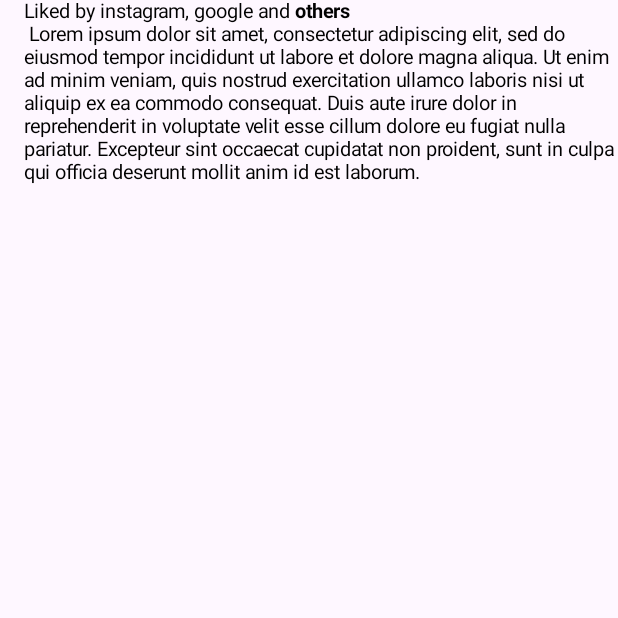
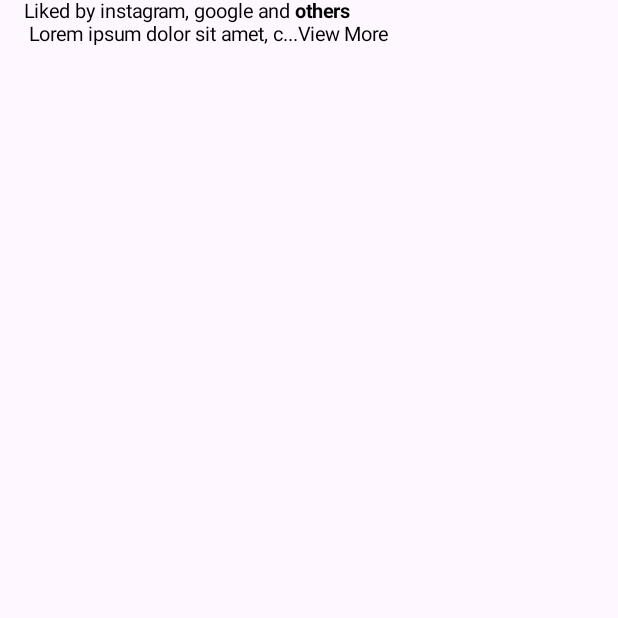
Before and after one commit to shubhambhama/jetpack-compose-insta-clone, an Android app built with Jetpack Compose: the composable PostLikeCaptionDetails called with empty values, on a phone screen of 412 x 824 dp, the top half of it. Run offline under Robolectric (Android 15) with nearby library versions, the phone set to English and light mode, and no system bars; our stand-ins replace accompanist; pictures from the network do not load.

Commit message:
[Add] Caption expandable with animation

```diff
--- a/app/src/main/java/com/example/jetpackcomposeinstagramclone/dashboard/submodule/HomeScreen.kt
+++ b/app/src/main/java/com/example/jetpackcomposeinstagramclone/dashboard/submodule/HomeScreen.kt
@@ -42,6 +42,7 @@ import com.example.jetpackcomposeinstagramclone.model.HighlightsListHolderData
 import com.example.jetpackcomposeinstagramclone.model.PostListHolderData
 import com.example.jetpackcomposeinstagramclone.ui.theme.backgroundColor
 import com.example.jetpackcomposeinstagramclone.ui.theme.textIconsTint
+import com.example.jetpackcomposeinstagramclone.util.ExpandableText
 import com.example.jetpackcomposeinstagramclone.util.HighlightSection
 import com.example.jetpackcomposeinstagramclone.util.RoundImage
 
@@ -246,11 +247,13 @@ fun PostLikeCaptionDetails(modifier: Modifier = Modifier, userName: String) {
             pop()
         }, fontSize = 13.sp, color = textIconsTint())
 
-        Text(text = buildAnnotatedString {
-            pushStyle(boldStyle)
-            append(userName)
-            pop()
-            append(" Lorem ipsum dolor sit amet, consectetur adipiscing elit, sed do eiusmod tempor incididunt ut labore et dolore magna aliqua. Ut enim ad minim veniam, quis nostrud exercitation ullamco laboris nisi ut aliquip ex ea commodo consequat. Duis aute irure dolor in reprehenderit in voluptate velit esse cillum dolore eu fugiat nulla pariatur. Excepteur sint occaecat cupidatat non proident, sunt in culpa qui officia deserunt mollit anim id est laborum.")
-        }, fontSize = 13.sp, color = textIconsTint())
+        ExpandableText(
+            text = " Lorem ipsum dolor sit amet, consectetur adipiscing elit, sed do " +
+                    "eiusmod tempor incididunt ut labore et dolore magna aliqua. Ut enim ad minim " +
+                    "veniam, quis nostrud exercitation ullamco laboris nisi ut aliquip ex ea commodo consequat. " +
+                    "Duis aute irure dolor in reprehenderit in voluptate velit esse cillum dolore eu fugiat nulla " +
+                    "pariatur. Excepteur sint occaecat cupidatat non proident, sunt in culpa qui officia deserunt " +
+                    "mollit anim id est laborum.", maxLines = 1, userName = userName
+        )
     }
 }
--- a/app/src/main/java/com/example/jetpackcomposeinstagramclone/util/UiUtil.kt
+++ b/app/src/main/java/com/example/jetpackcomposeinstagramclone/util/UiUtil.kt
@@ -1,5 +1,6 @@
 package com.example.jetpackcomposeinstagramclone.util
 
+import androidx.compose.animation.animateContentSize
 import androidx.compose.foundation.Image
 import androidx.compose.foundation.background
 import androidx.compose.foundation.border
@@ -13,9 +14,10 @@ import androidx.compose.foundation.layout.size
 import androidx.compose.foundation.layout.wrapContentSize
 import androidx.compose.foundation.lazy.LazyRow
 import androidx.compose.foundation.shape.CircleShape
-import androidx.compose.material3.Icon
+import androidx.compose.foundation.text.ClickableText
 import androidx.compose.material3.Text
 import androidx.compose.runtime.Composable
+import androidx.compose.runtime.mutableStateOf
 import androidx.compose.runtime.remember
 import androidx.compose.ui.Alignment
 import androidx.compose.ui.Modifier
@@ -24,14 +26,20 @@ import androidx.compose.ui.geometry.Size
 import androidx.compose.ui.graphics.Color
 import androidx.compose.ui.graphics.drawscope.DrawScope
 import androidx.compose.ui.graphics.painter.Painter
+import androidx.compose.ui.layout.Layout
 import androidx.compose.ui.res.painterResource
+import androidx.compose.ui.text.SpanStyle
+import androidx.compose.ui.text.TextStyle
+import androidx.compose.ui.text.buildAnnotatedString
+import androidx.compose.ui.text.font.FontWeight
 import androidx.compose.ui.text.style.TextAlign
+import androidx.compose.ui.text.style.TextDecoration
 import androidx.compose.ui.text.style.TextOverflow
+import androidx.compose.ui.text.withStyle
 import androidx.compose.ui.unit.dp
 import androidx.compose.ui.unit.sp
 import com.example.jetpackcomposeinstagramclone.R
 import com.example.jetpackcomposeinstagramclone.model.HighlightsListHolderData
-import com.example.jetpackcomposeinstagramclone.ui.theme.Blue300
 import com.example.jetpackcomposeinstagramclone.ui.theme.textIconsTint
 import kotlin.random.Random
 
@@ -79,10 +87,13 @@ fun RoundImage(image: Painter, modifier: Modifier = Modifier, isAddHighlight: Bo
             Image(
                 painter = painterResource(id = R.drawable.ic_add),
                 contentDescription = "Add Highlight",
-                modifier = Modifier.padding(
-                    start = 68.dp / 2 + 62.dp / 4,
-                    top = 68.dp / 2 + 62.dp / 4
-                ).clip(CircleShape).background(Color.White),
+                modifier = Modifier
+                    .padding(
+                        start = 68.dp / 2 + 62.dp / 4,
+                        top = 68.dp / 2 + 62.dp / 4
+                    )
+                    .clip(CircleShape)
+                    .background(Color.White),
             )
         }
     }
@@ -114,3 +125,48 @@ fun rememberPainter(color: Color): Painter {
         }
     }
 }
+
+@Composable
+fun ExpandableText(
+    text: String, maxLines: Int, viewMoreText: String = "View More",
+    viewLessText: String = "View Less", defaultExpand: Boolean = false, userName: String? = null
+) {
+    val isExpanded = remember {
+        mutableStateOf(false)
+    }
+    val spannableText = buildAnnotatedString {
+        pushStringAnnotation("username", annotation = viewLessText)
+        userName?.let {
+            withStyle(SpanStyle(color = textIconsTint(), fontWeight = FontWeight.Bold)) {
+                append(userName)
+            }
+            pop()
+        }
+        if (defaultExpand || isExpanded.value) {
+            append(text = text)
+            append(" ")
+            pushStringAnnotation("clickable", annotation = viewLessText)
+            withStyle(SpanStyle(textDecoration = TextDecoration.None, color = textIconsTint())) {
+                append(viewLessText)
+            }
+            pop()
+        } else {
+            val truncatedString = buildString { append(text = text.take(maxLines * 30)) }
+            append(truncatedString)
+            append("...")
+            pushStringAnnotation("clickable", annotation = viewMoreText)
+            withStyle(SpanStyle(textDecoration = TextDecoration.None, color = textIconsTint())) {
+                append(viewMoreText)
+            }
+            pop()
+        }
+    }
+
+    val textStyle = TextStyle(fontSize = 13.sp, color = textIconsTint())
+
+    ClickableText(text = spannableText, style = textStyle, onClick = { offset ->
+        spannableText.getStringAnnotations(tag = "clickable", start = offset, end = offset).firstOrNull()?.let {
+            isExpanded.value = !isExpanded.value
+        }
+    }, modifier = Modifier.animateContentSize())
+}
```
